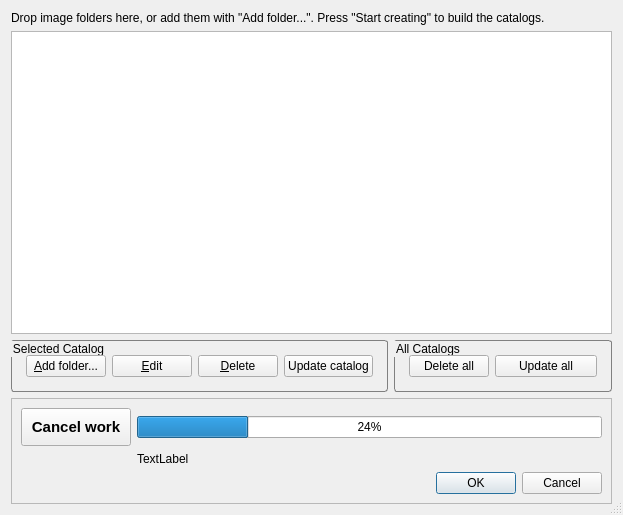
The window that apps/quickviewer/src/catalog/cataloglist.ui (nai62/quickviewer) describes before a commit, drawn with Qt 5.
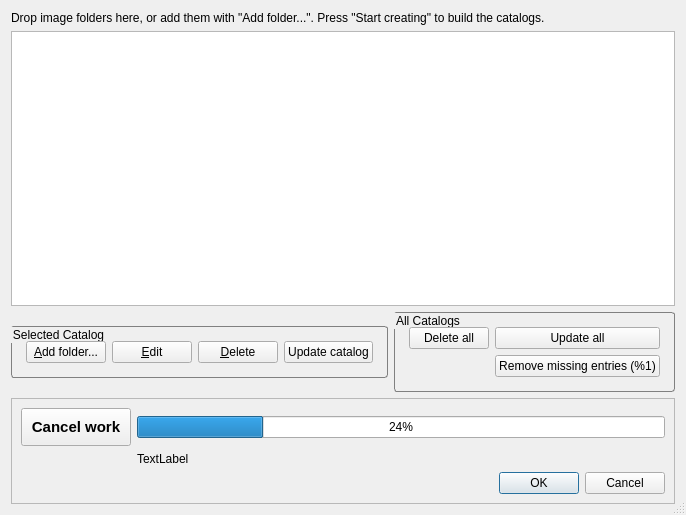
The same window after the commit.

Commit message: feat: remove catalog entries whose folders are gone

The edit to the form file:
```diff
--- a/apps/quickviewer/src/catalog/cataloglist.ui
+++ b/apps/quickviewer/src/catalog/cataloglist.ui
@@ -119,6 +119,13 @@
         </property>
        </widget>
       </item>
+      <item row="1" column="1">
+       <widget class="QPushButton" name="purgeMissingButton">
+        <property name="text">
+         <string extracomment="Button that removes the catalog entries whose folder is no longer there">Remove missing entries (%1)</string>
+        </property>
+       </widget>
+      </item>
      </layout>
     </widget>
    </item>
```
The commit also changes 6 other files.
